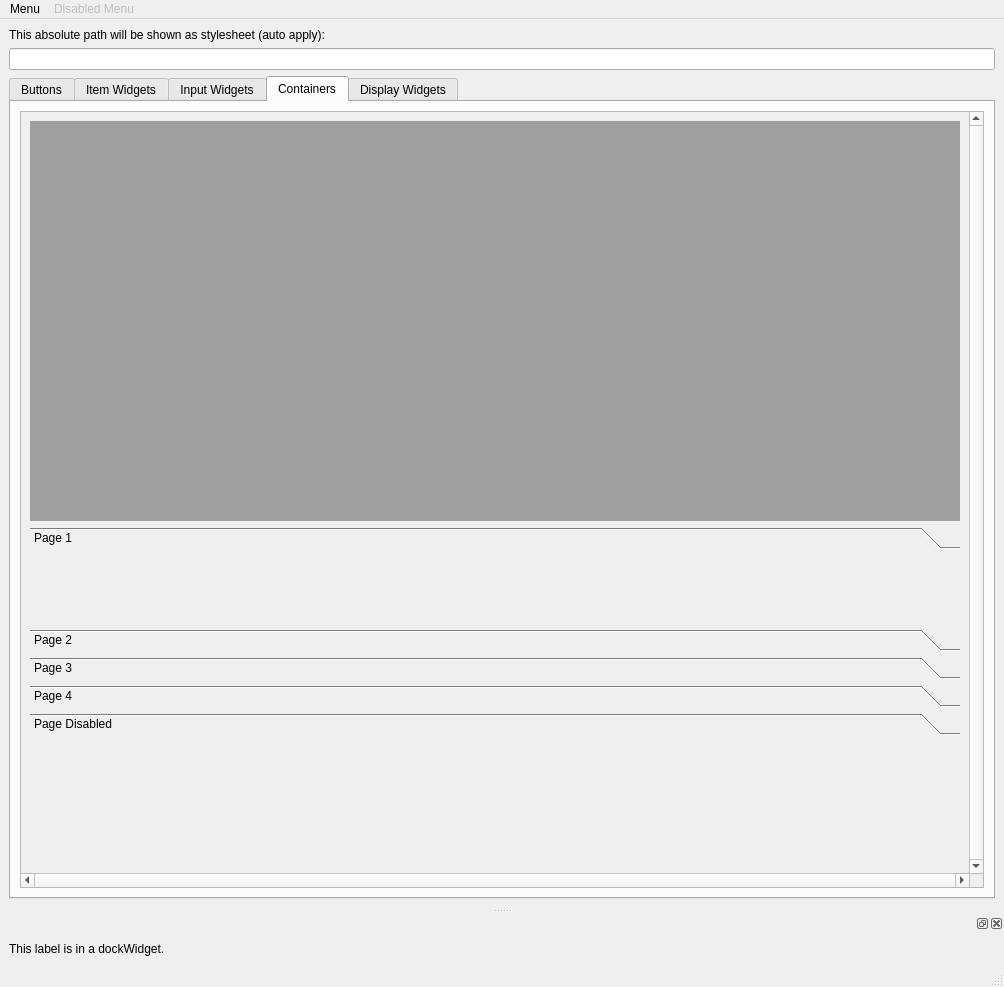
pietr26/OMSI-Tools, file OTModules/OTInternals/wstyletest.ui: the form before one commit.
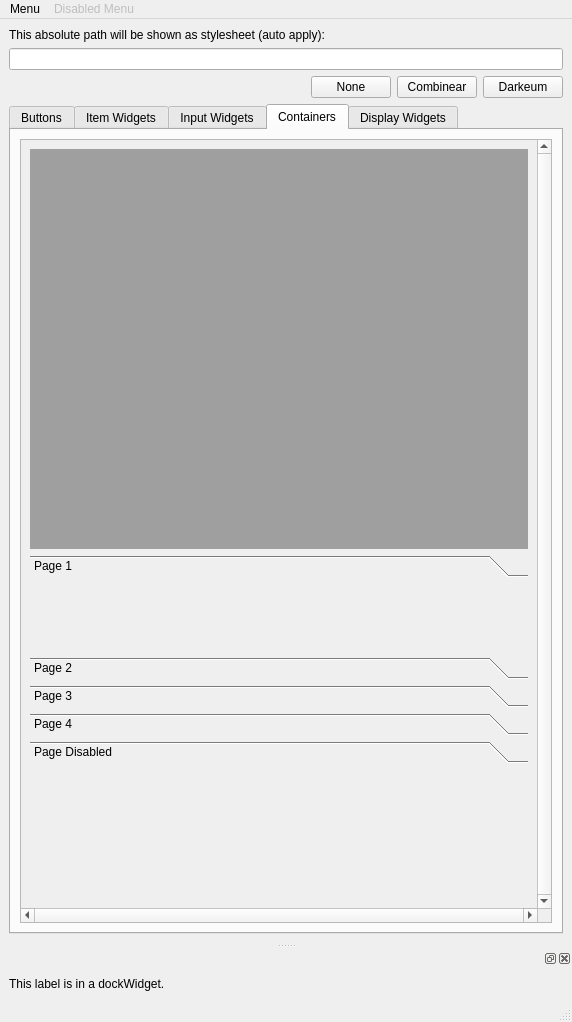
The form after the commit. The open tabs and pages were chosen to show the change. Icons and pictures are not drawn.

Commit message: Added buttons for quick stlyesheet change

Patch:
```diff
--- a/OTModules/OTInternals/wstyletest.ui
+++ b/OTModules/OTInternals/wstyletest.ui
@@ -6,8 +6,8 @@
    <rect>
     <x>0</x>
     <y>0</y>
-    <width>1004</width>
-    <height>987</height>
+    <width>572</width>
+    <height>1022</height>
    </rect>
   </property>
   <property name="windowTitle">
@@ -18,7 +18,7 @@
     <normaloff>:/rec/data/icons/iconBroom.svg</normaloff>:/rec/data/icons/iconBroom.svg</iconset>
   </property>
   <widget class="QWidget" name="centralwidget">
-   <layout class="QHBoxLayout" name="horizontalLayout_26">
+   <layout class="QVBoxLayout" name="verticalLayout_9">
     <item>
      <layout class="QVBoxLayout" name="verticalLayout_8">
       <item>
@@ -35,6 +35,44 @@
         </item>
        </layout>
       </item>
+      <item>
+       <layout class="QHBoxLayout" name="horizontalLayout_16">
+        <item>
+         <spacer name="horizontalSpacer_11">
+          <property name="orientation">
+           <enum>Qt::Horizontal</enum>
+          </property>
+          <property name="sizeHint" stdset="0">
+           <size>
+            <width>40</width>
+            <height>20</height>
+           </size>
+          </property>
+         </spacer>
+        </item>
+        <item>
+         <widget class="QPushButton" name="btnSetThemeNone">
+          <property name="text">
+           <string>None</string>
+          </property>
+         </widget>
+        </item>
+        <item>
+         <widget class="QPushButton" name="btnSetThemeCombinear">
+          <property name="text">
+           <string>Combinear</string>
+          </property>
+         </widget>
+        </item>
+        <item>
+         <widget class="QPushButton" name="btnSetThemeDarkeum">
+          <property name="text">
+           <string>Darkeum</string>
+          </property>
+         </widget>
+        </item>
+       </layout>
+      </item>
       <item>
        <widget class="QTabWidget" name="twgMain">
         <property name="currentIndex">
@@ -1026,7 +1064,7 @@
               <rect>
                <x>0</x>
                <y>0</y>
-               <width>941</width>
+               <width>509</width>
                <height>725</height>
               </rect>
              </property>
@@ -1044,8 +1082,8 @@
                   <rect>
                    <x>0</x>
                    <y>0</y>
-                   <width>98</width>
-                   <height>28</height>
+                   <width>100</width>
+                   <height>30</height>
                   </rect>
                  </property>
                  <attribute name="label">
@@ -1425,7 +1463,7 @@
     <rect>
      <x>0</x>
      <y>0</y>
-     <width>1004</width>
+     <width>572</width>
      <height>24</height>
     </rect>
    </property>
```
Left out of the diff: 16 changed lines with no effect on the pictures. The commit also changes 2 other files.
